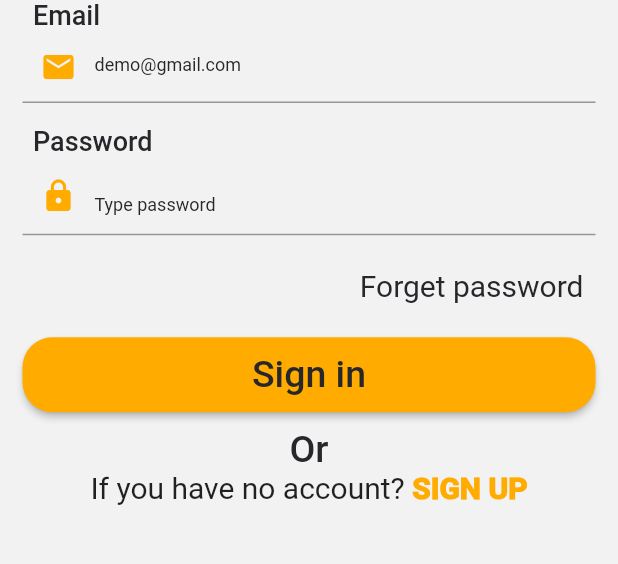
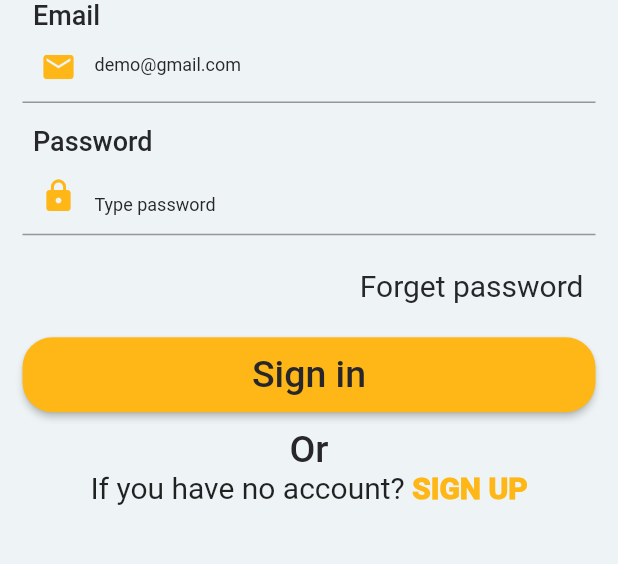
Before and after one commit to hridoycse197/druto_shop-new, a Flutter app: the screen it shows after launch, on a phone screen of 412 x 824 dp, the part 494-1058 px from its top. Run offline on Flutter 3.47's test engine with Material 2 defaults, Android fonts, the light colour scheme and no system bars; our stand-ins replace get, get_storage.

Commit message:
Just added light color scheme

```diff
--- a/lib/bindings/all_controller_binding.dart
+++ b/lib/bindings/all_controller_binding.dart
@@ -1,4 +1,5 @@
 import 'package:druto_shop/core/authentication_manager.dart';
+import 'package:druto_shop/pages/all_products_page/controller/all_products_controller.dart';
 import 'package:get/get.dart';
 
 import '../pages/auth_pages/controller/signin_controller.dart';
@@ -6,8 +7,10 @@ import '../pages/auth_pages/controller/signin_controller.dart';
 class AllControllerBinding implements Bindings {
   @override
   void dependencies() {
+    // ignore: todo
     // TODO: implement dependencies
     Get.lazyPut<LoginController>(() => LoginController());
     Get.lazyPut<AuthenticationManager>(() => AuthenticationManager());
+    Get.lazyPut<AllProductsController>(() => AllProductsController());
   }
 }
--- a/lib/main.dart
+++ b/lib/main.dart
@@ -1,5 +1,4 @@
 import 'package:druto_shop/bindings/all_controller_binding.dart';
-import 'package:druto_shop/pages/auth_pages/login_page_view.dart';
 import 'package:druto_shop/splash_view.dart';
 import 'package:flutter/material.dart';
 import 'package:flutter/services.dart';
--- /dev/null
+++ b/lib/pages/all_products_page/controller/all_products_controller.dart
@@ -0,0 +1,3 @@
+import 'package:get/get.dart';
+
+class AllProductsController extends GetxController {}
--- a/lib/shared/styles/colors.dart
+++ b/lib/shared/styles/colors.dart
@@ -1,9 +1,15 @@
+// ignore_for_file: constant_identifier_names
+
 import 'package:flutter/material.dart';
 
 class ColorResources {
-  static const Color PRIMARY_COLOR = Color(0xFFFFAB00);
-  static const Color SECONDARY_COLOR = Color(0xFF1B5C74);
-  static const Color BACKGROUND_COLOR = Color(0xffF2F2F2);
+  static const Color PRIMARY_COLOR = Color(0xFFFEB716);
+  static const Color PRIMARY_VARIANT = Color(0xFF0093C7);
+  static const Color ON_PRIMARY = Color(0xFF0B0801);
+  static const Color SECONDARY_COLOR = Color(0xFF19647E);
+  static const Color SECONDARY_VARIANT = Color(0xFF0B8691);
+  static const Color ON_SECONDARY = Color(0xFFF4F7F8);
+  static const Color BACKGROUND_COLOR = Color(0xffEEF4F5);
   static const Color WORNING_COLOR = Color(0xffD80E09);
   static const Color SUCCESS_COLOR = Color(0xff1DBF73);
   static const Color BUTTON_TEXT_COLOR = Color(0xff27262B);
@@ -15,17 +21,17 @@ class ColorResources {
   static const Color COLOR_PARIS_DAISY = Color(0xffFCDE52);
   static const Color COLOR_PRIMARY_DEEP = Color(0xff533C6C);
   static const Color COLOR_PRIMARY_LIGHT = Color(0xff714B89);
-  static const Color COLOR_PRIMARY_KIMBERLY = Color(0xff66688F);
-  static const Color COLOR_BLACK = Color(0xff2C2C2C);
-  static const Color COLOR_GRAY = Color(0xff6E6E6E);
-  static const Color COLOR_VICTORIA = Color(0xff4A4B81);
-  static const Color COLOR_WHITE = Color(0xffFFFFFF);
-  static const Color COLOR_WHITE_SMOKE = Color(0xffF4F4F4);
-
-  static const Color COLOR_LOGAN = Color(0xff9C9EB9);
-  static const Color COLOR_RED = Color(0xffD92D4D);
-  static const Color COLOR_BUTTON = Color(0xff754D7F);
-  static const Color PRIMARY_DEEP = Color(0xFF392055);
-  static const Color DIVIDER_COLOR = Color(0xFFE1E1E8);
-  static const Color OFF_BG = Color(0xFF819C39);
+  static const Color THEME_APPBAR = Color(0xff246C85);
+  static const Color DIALOG = Color(0xffF6F9FA);
+  static const Color DISABLED = Color(0xffC6D3D7);
+  static const Color ON_SURFACE = Color(0xff050505);
+  static const Color BOTTOM_APPBAR = Color(0xffEEF4F5);
+  static const Color ON_BACKGROUND = Color(0xff0B0B0B);
+  static const Color SCAFFOLD = Color(0xffCEDEE3);
+  static const Color CANVACE = Color(0xffEEF4F5);
+  static const Color DIVIDER = Color(0xffD7DADC);
+  static const Color SURFACE = Color(0xFFF6F9FA);
+  static const Color Card = Color(0xFFF6F9FA);
+  static const Color ERROR = Color(0xFFB00020);
+  static const Color ON_ERROR = Color(0xFFFBF3F4);
 }
```
Also changed, not shown: lib/pages/all_products_page/all_products_view_page.dart (added, +10 -0 lines), lib/shared/styles/dimensions.dart (+14 -0 lines), lib/theme/dark_theme.dart (added, +54 -0 lines), lib/theme/light_theme.dart (added, +55 -0 lines), lib/widgets/app_bar_widgets/app_bar.dart (added, +20 -0 lines).
